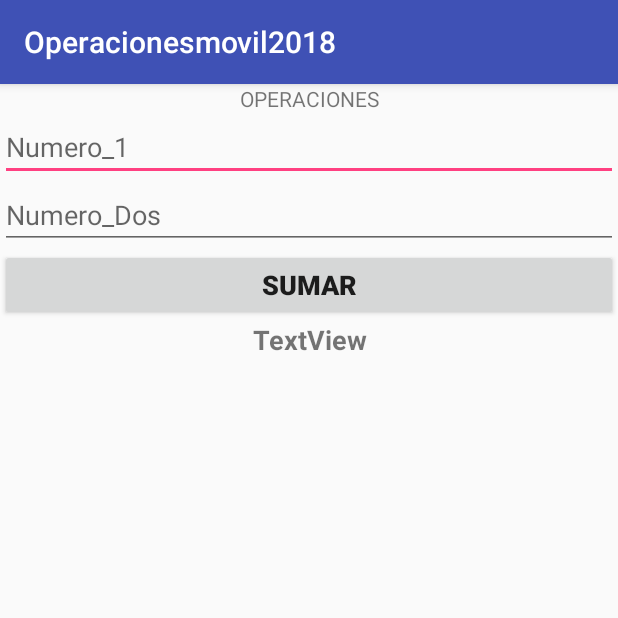
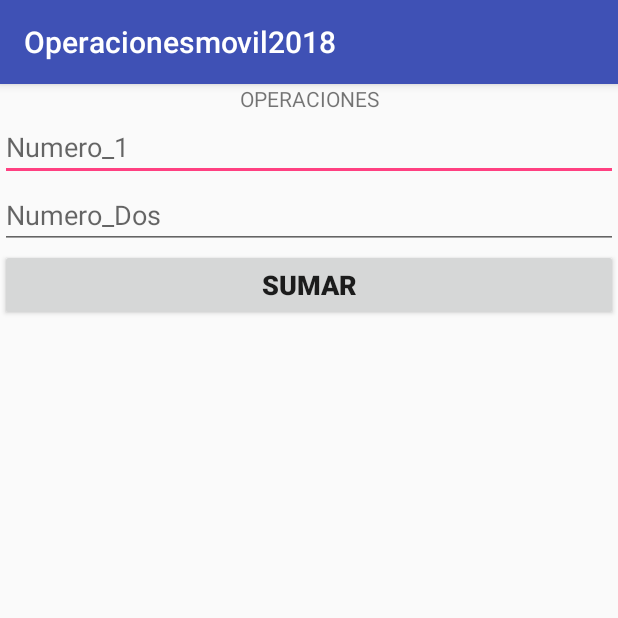
Before and after one commit to Alopez922/OperacionesMovil2018, an Android app: the screen it shows after launch (MainActivity), on a phone screen of 412 x 824 dp, the top half of it. Run offline under Robolectric (Android 15) with nearby library versions, the phone set to English and light mode, and no system bars; 5 statements that could not run were skipped.

```diff
--- a/app/src/main/res/layout/activity_main.xml
+++ b/app/src/main/res/layout/activity_main.xml
@@ -26,7 +26,7 @@
         android:inputType="numberDecimal" />
 
     <EditText
-        android:id="@+id/editText2"
+        android:id="@+id/txtNumeroDos"
         android:layout_width="match_parent"
         android:layout_height="wrap_content"
         android:ems="10"
@@ -37,6 +37,7 @@
         android:id="@+id/button"
         android:layout_width="match_parent"
         android:layout_height="wrap_content"
+        android:onClick="calcular"
         android:text="@string/sumar"
         android:textAlignment="center"
         android:textSize="18sp"
@@ -46,7 +47,6 @@
         android:id="@+id/lblresultado"
         android:layout_width="match_parent"
         android:layout_height="wrap_content"
-        android:text="TextView"
         android:textAlignment="center"
         android:textSize="18sp"
         android:textStyle="bold" />
```
Also changed, not shown: app/src/main/java/com/holamundo/operacionesmovil2018/MainActivity.java (+24 -0 lines), app/src/main/java/com/holamundo/operacionesmovil2018/Metodos.java (added, +15 -0 lines).
